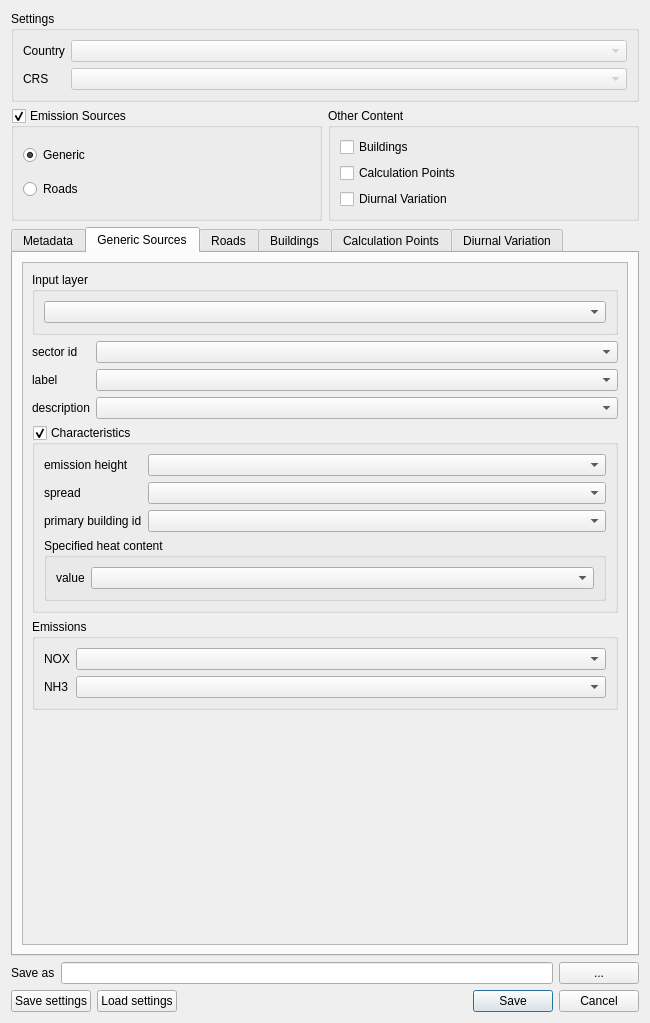
The window that ImaerPlugin/generate_calc_input_dlg.ui (opengeogroep/AERIUS-QGIS-plugins) describes before a commit, drawn with Qt 5.
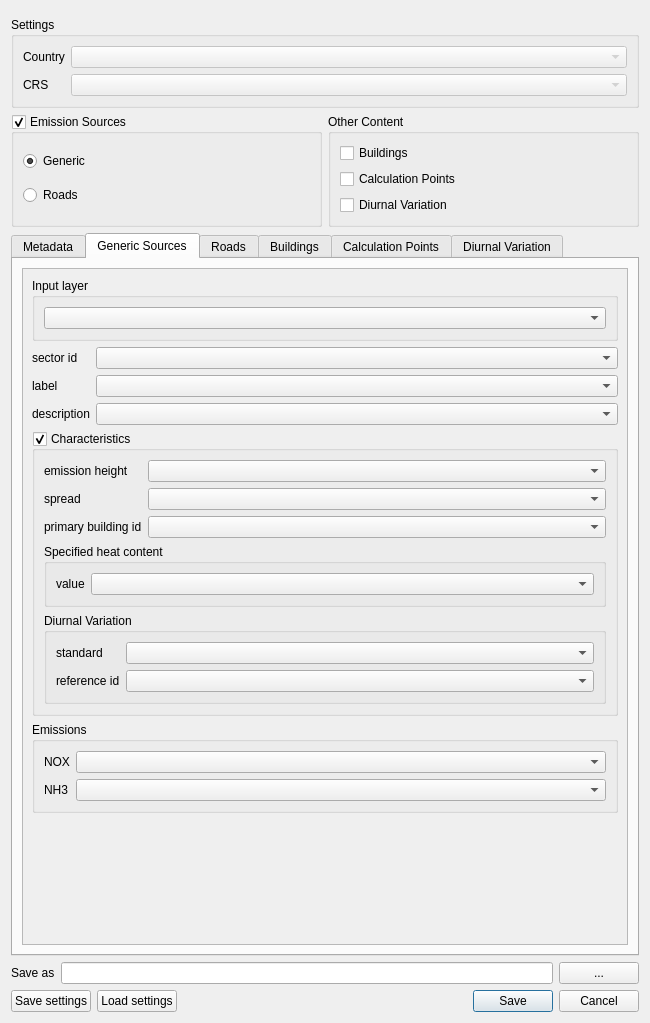
The same window after the commit. The open tabs and pages were chosen to show the change. Custom widgets are drawn as their Qt base class.

Commit message: Diurnal variation option in GUI for generic emission sources

The edit to the form file:
```diff
--- a/ImaerPlugin/generate_calc_input_dlg.ui
+++ b/ImaerPlugin/generate_calc_input_dlg.ui
@@ -14,6 +14,9 @@
    <string>Generate Aerius Calculator Input</string>
   </property>
   <layout class="QVBoxLayout" name="verticalLayout_2">
+   <item>
+    <widget class="QWidget" name="widget" native="true"/>
+   </item>
    <item>
     <widget class="QGroupBox" name="group_settings">
      <property name="title">
@@ -117,7 +120,7 @@
    <item>
     <widget class="QTabWidget" name="tabs_mapping">
      <property name="currentIndex">
-      <number>4</number>
+      <number>1</number>
      </property>
      <widget class="QWidget" name="tab_metadata">
       <attribute name="title">
@@ -235,8 +238,8 @@
            <rect>
             <x>0</x>
             <y>0</y>
-            <width>262</width>
-            <height>504</height>
+            <width>608</width>
+            <height>633</height>
            </rect>
           </property>
           <layout class="QFormLayout" name="formLayout_13">
@@ -270,7 +273,7 @@
            <item row="3" column="1">
             <widget class="QgsFieldComboBox" name="fcb_es_description"/>
            </item>
-           <item row="6" column="0">
+           <item row="7" column="0">
             <spacer name="verticalSpacer_2">
              <property name="orientation">
               <enum>Qt::Vertical</enum>
@@ -356,10 +359,39 @@
                 </layout>
                </widget>
               </item>
+              <item row="4" column="0" colspan="2">
+               <widget class="QGroupBox" name="groupBox_5">
+                <property name="title">
+                 <string>Diurnal Variation</string>
+                </property>
+                <layout class="QFormLayout" name="formLayout_17">
+                 <item row="0" column="1">
+                  <widget class="QgsFieldComboBox" name="fcb_es_dv_standard"/>
+                 </item>
+                 <item row="1" column="1">
+                  <widget class="QgsFieldComboBox" name="fcb_es_dv_reference"/>
+                 </item>
+                 <item row="0" column="0">
+                  <widget class="QLabel" name="label_es_dv_standard">
+                   <property name="text">
+                    <string>standard</string>
+                   </property>
+                  </widget>
+                 </item>
+                 <item row="1" column="0">
+                  <widget class="QLabel" name="label_es_dv_reference">
+                   <property name="text">
+                    <string>reference id</string>
+                   </property>
+                  </widget>
+                 </item>
+                </layout>
+               </widget>
+              </item>
              </layout>
             </widget>
            </item>
-           <item row="5" column="0" colspan="2">
+           <item row="6" column="0" colspan="2">
             <widget class="QGroupBox" name="groupBox_emissions">
              <property name="title">
               <string>Emissions</string>
@@ -696,7 +728,7 @@
                   <item>
                    <widget class="QStackedWidget" name="stack_rd_veh_adms">
                     <property name="currentIndex">
-                     <number>1</number>
+                     <number>0</number>
                     </property>
                     <widget class="QWidget" name="page_veh_custom">
                      <layout class="QFormLayout" name="formLayout_6">
@@ -1255,8 +1287,8 @@
            <rect>
             <x>0</x>
             <y>0</y>
-            <width>196</width>
-            <height>261</height>
+            <width>608</width>
+            <height>633</height>
            </rect>
           </property>
           <layout class="QVBoxLayout" name="verticalLayout_8">
@@ -1356,7 +1388,7 @@
             <x>0</x>
             <y>0</y>
             <width>608</width>
-            <height>649</height>
+            <height>633</height>
            </rect>
           </property>
           <layout class="QVBoxLayout" name="verticalLayout_9">
```
The commit also changes 1 other file.
